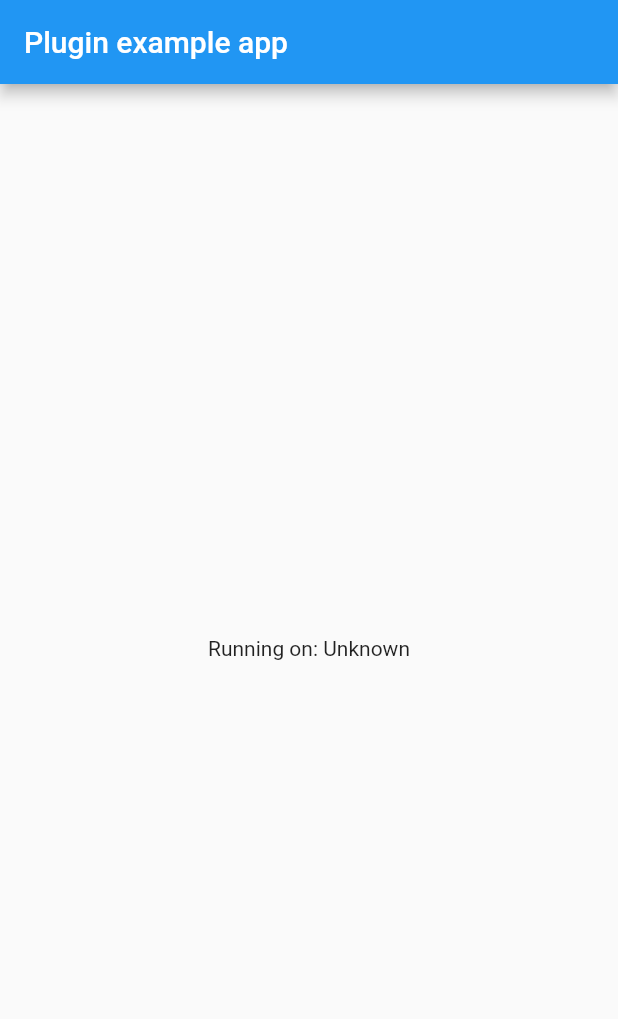
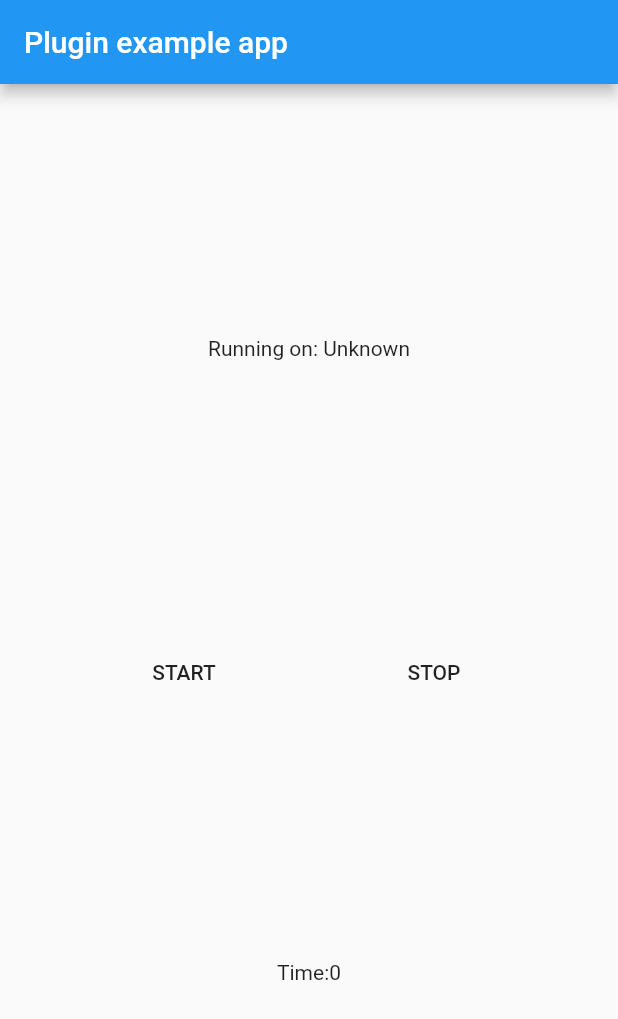
Before and after one commit to daneed/background_timer, a Flutter app: the screen it shows after launch, on a phone screen of 412 x 824 dp. Shown: the top 1019 px of the screen. Run offline on Flutter 3.47's test engine with Material 2 defaults, Android fonts, the phone set to English and light mode, and no system bars.

Commit message:
working version of ios background timer

```diff
--- a/example/lib/main.dart
+++ b/example/lib/main.dart
@@ -14,6 +14,8 @@ class MyApp extends StatefulWidget {
 class _MyAppState extends State<MyApp> {
   String _platformVersion = 'Unknown';
 
+  int  _time = 0;
+
   @override
   void initState() {
     super.initState();
@@ -28,18 +30,6 @@ class _MyAppState extends State<MyApp> {
       platformVersion = await IosBackgroundTimer.platformVersion;
     } on PlatformException {
       platformVersion = 'Failed to get platform version.';
-    }
-
-    try {
-      await IosBackgroundTimer.runBackgroundTimer(1000, callback: () {print("hello");});
-    } on PlatformException {
-      platformVersion = 'Failed to RUN background timer';
-    }
-
-    try {
-      await IosBackgroundTimer.stopBackgroundTimer();
-    } on PlatformException {
-      platformVersion = 'Failed to STOP background timer';
     }
 
     // If the widget was removed from the tree while the asynchronous platform
@@ -60,9 +50,50 @@ class _MyAppState extends State<MyApp> {
           title: const Text('Plugin example app'),
         ),
         body: Center(
-          child: Text('Running on: $_platformVersion\n'),
+          child: buildPage ()
         ),
       ),
     );
   }
+
+  Widget buildPage () {
+    return Column (
+      mainAxisAlignment: MainAxisAlignment.spaceEvenly,
+      children: <Widget>[
+        Text('Running on: $_platformVersion\n'),
+        Row (
+          mainAxisAlignment: MainAxisAlignment.spaceEvenly,
+          children: <Widget>[
+            FlatButton (
+              child: Text ("START"),
+              onPressed: runTimer
+            ),
+            FlatButton (
+              child: Text ("STOP"),
+              onPressed: stopTimer
+            )
+          ],
+        ),
+        Container (
+          child: Text ("Time:" + _time.toString())
+        )
+      ],
+    );
+  }
+
+  void runTimer () async {
+    await IosBackgroundTimer.runBackgroundTimer(1000, () {
+      print("TICK");
+      setState(() {
+        _time++;
+      });
+    });
+  }
+
+  void stopTimer () async {
+    await IosBackgroundTimer.stopBackgroundTimer();
+    setState(() {
+      _time = 0;
+    });
+  }
 }
```
Also changed, not shown: lib/ios_background_timer.dart (+7 -11 lines), 3 other files.
